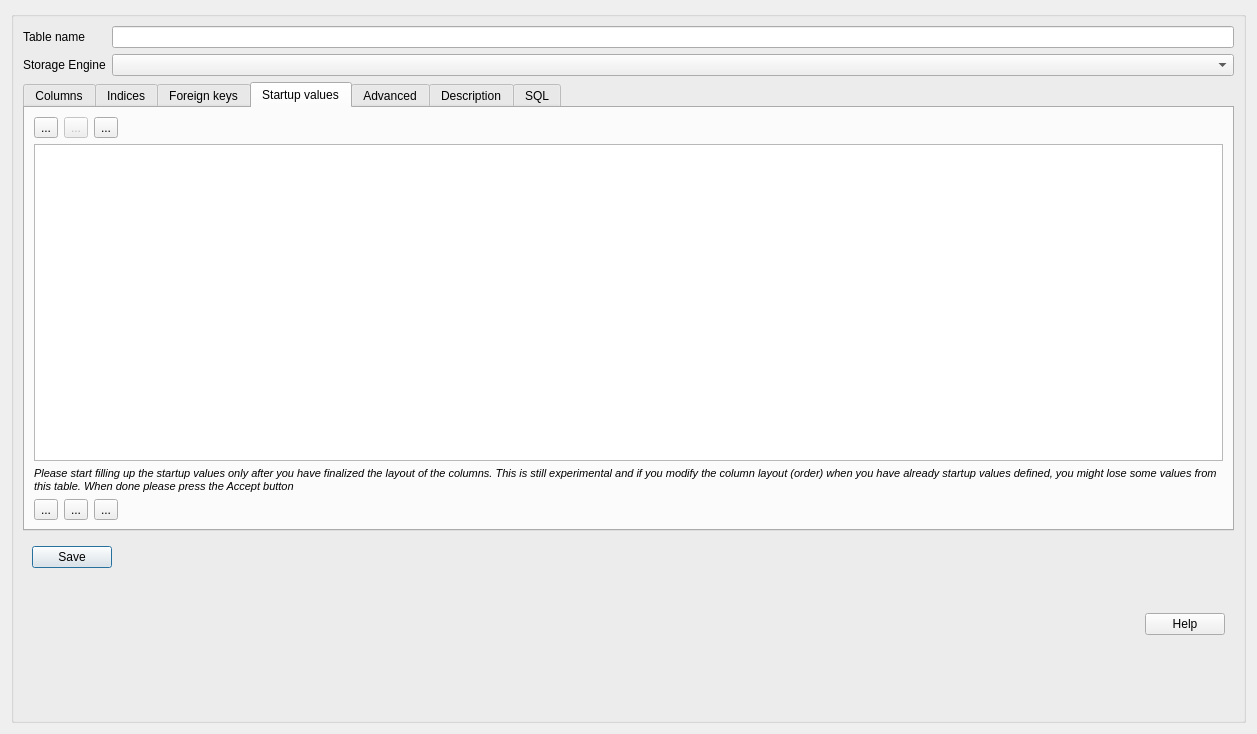
Above: NewTableForm.ui from fritzone/ddm before the change. Below: the same form after it.
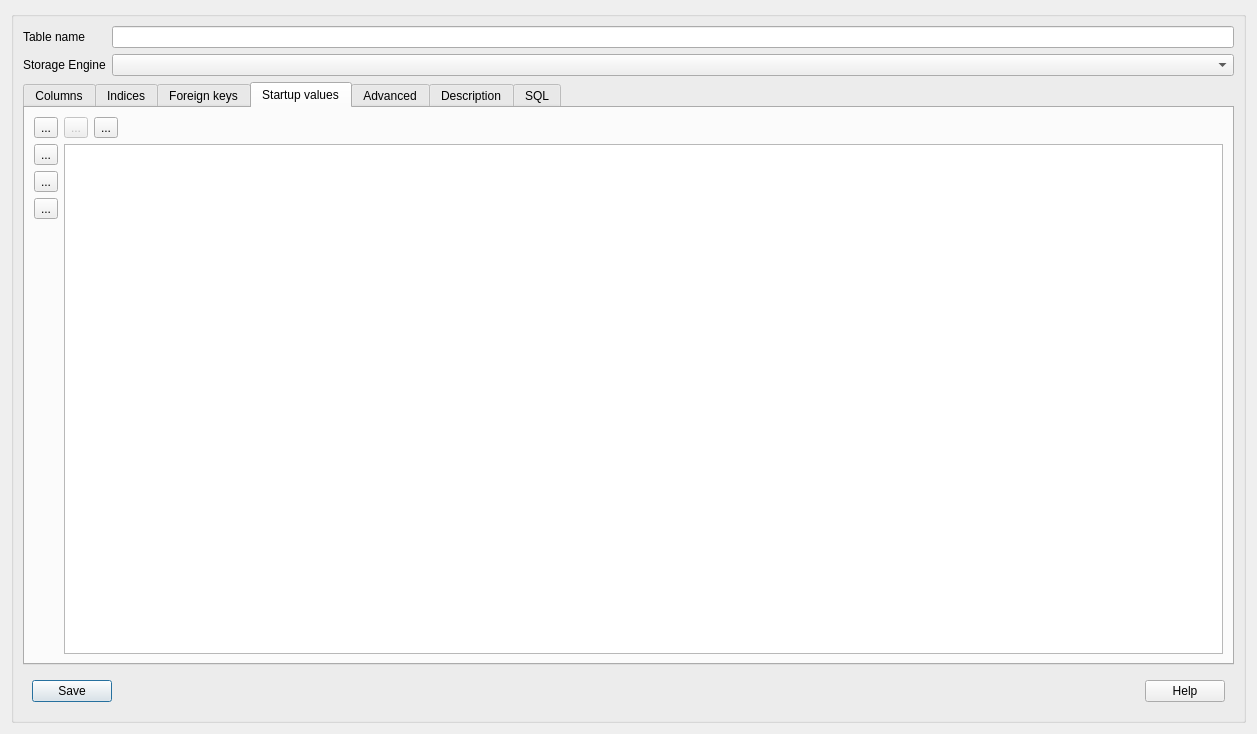
That is the form after the change. The open tabs and pages were chosen to show the change. Icons and pictures are not drawn.

```diff
--- a/NewTableForm.ui
+++ b/NewTableForm.ui
@@ -887,8 +887,6 @@
          </attribute>
          <layout class="QVBoxLayout" name="verticalLayout_8">
           <item>
-           <layout class="QVBoxLayout" name="verticalLayout_9">
-            <item>
              <layout class="QHBoxLayout" name="horizontalLayout_13">
               <item>
                <widget class="QToolButton" name="btnLoadStartupValues">
@@ -978,27 +976,9 @@
              </layout>
             </item>
             <item>
-             <widget class="QTableWidget" name="tableStartupValues"/>
-            </item>
+           <layout class="QHBoxLayout" name="horizontalLayout_2">
             <item>
-             <widget class="QLabel" name="label_15">
-              <property name="text">
-               <string>&lt;!DOCTYPE HTML PUBLIC &quot;-//W3C//DTD HTML 4.0//EN&quot; &quot;http://www.w3.org/TR/REC-html40/strict.dtd&quot;&gt;
-&lt;html&gt;&lt;head&gt;&lt;meta name=&quot;qrichtext&quot; content=&quot;1&quot; /&gt;&lt;style type=&quot;text/css&quot;&gt;
-p, li { white-space: pre-wrap; }
-&lt;/style&gt;&lt;/head&gt;&lt;body style=&quot; font-family:'Sans'; font-size:10pt; font-weight:400; font-style:normal;&quot;&gt;
-&lt;table border=&quot;0&quot; style=&quot;-qt-table-type: root; margin-top:4px; margin-bottom:4px; margin-left:4px; margin-right:4px;&quot;&gt;
-&lt;tr&gt;
-&lt;td style=&quot;border: none;&quot;&gt;
-&lt;p style=&quot; margin-top:0px; margin-bottom:0px; margin-left:0px; margin-right:0px; -qt-block-indent:0; text-indent:0px;&quot;&gt;&lt;span style=&quot; font-size:8pt; font-style:italic;&quot;&gt;Please start filling up the startup values only after you have finalized the layout of the columns. This is still experimental and if you modify the column layout (order) when you have already startup values defined, you might lose some values from this table. When done please press the Accept button&lt;/span&gt;&lt;/p&gt;&lt;/td&gt;&lt;/tr&gt;&lt;/table&gt;&lt;/body&gt;&lt;/html&gt;</string>
-              </property>
-              <property name="wordWrap">
-               <bool>true</bool>
-              </property>
-             </widget>
-            </item>
-            <item>
-             <layout class="QHBoxLayout" name="horizontalLayout_11">
+             <layout class="QVBoxLayout" name="verticalLayout_6">
               <item>
                <widget class="QToolButton" name="btnAddNewDefaultRow">
                 <property name="toolTip">
@@ -1051,20 +1031,23 @@
                </widget>
               </item>
               <item>
-               <spacer name="horizontalSpacer_7">
+               <spacer name="verticalSpacer_3">
                 <property name="orientation">
-                 <enum>Qt::Horizontal</enum>
+                 <enum>Qt::Vertical</enum>
                 </property>
                 <property name="sizeHint" stdset="0">
                  <size>
-                  <width>40</width>
-                  <height>20</height>
+                  <width>20</width>
+                  <height>40</height>
                  </size>
                 </property>
                </spacer>
               </item>
              </layout>
             </item>
+            <item>
+             <widget class="QTableWidget" name="tableStartupValues"/>
+            </item>
            </layout>
           </item>
          </layout>
```
Left out of the diff: 14 changed lines with no effect on the pictures. Lines whose indentation alone changed are shown as unchanged.
